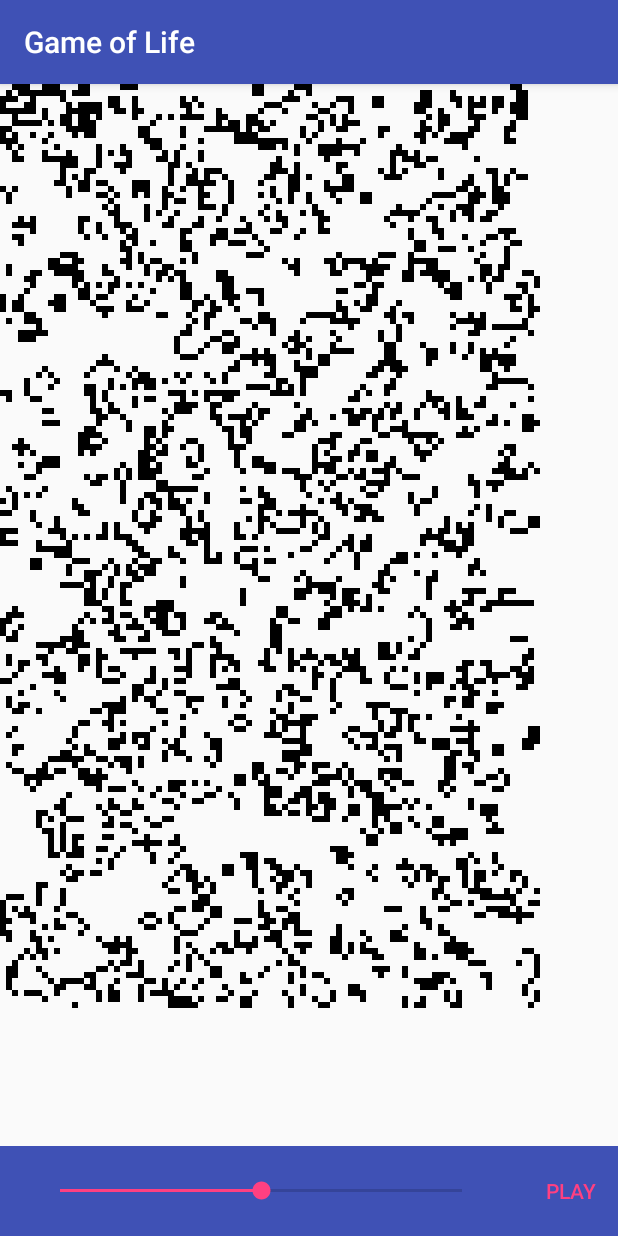
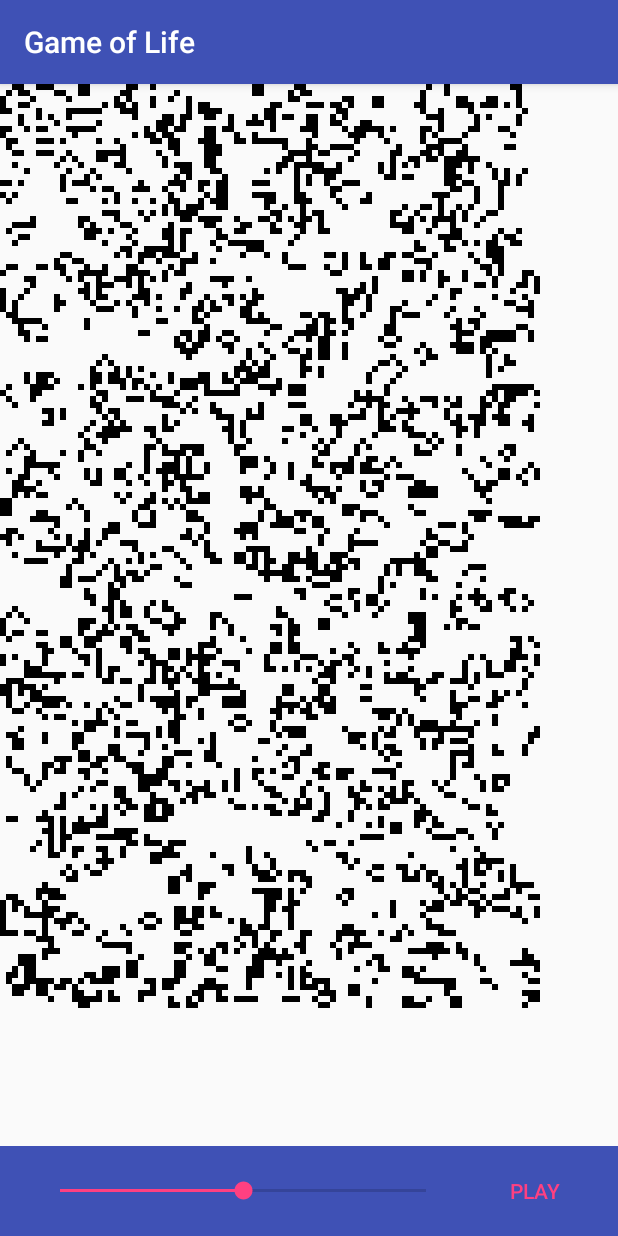
Before and after one commit to vegardsl/GameofLife, an Android app: the screen it shows after launch (GameActivity), after a tap on "PAUSE", on a phone screen of 412 x 824 dp. Run offline under Robolectric (Android 15) with nearby library versions, the phone set to English and light mode, and no system bars.

Commit message:
Added margin to play button.

```diff
--- a/app/src/main/res/layout/activity_game.xml
+++ b/app/src/main/res/layout/activity_game.xml
@@ -42,6 +42,7 @@
             style="@style/Widget.AppCompat.Button.ButtonBar.AlertDialog"
             android:layout_width="wrap_content"
             android:layout_height="match_parent"
+            android:layout_marginEnd="24dp"
             android:onClick="onClickToggleGame"
             android:text="PAUSE"/>
     </LinearLayout>
```
